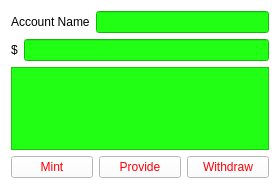
Old version of the form AccountListWidgetItem.ui in the repository LiquidityProtocol/AMM-Simulator.
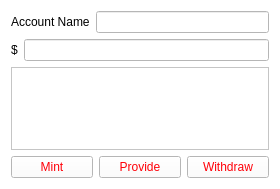
New version of the form.

```diff
--- a/AccountListWidgetItem.ui
+++ b/AccountListWidgetItem.ui
@@ -38,8 +38,8 @@
      <item>
       <widget class="QLineEdit" name="lineEdit">
        <property name="styleSheet">
-        <string notr="true">background-color: rgb(32, 255, 20);
-color: rgb(255, 16, 0);</string>
+        <string notr="true">background-color: rgb(255, 255, 255);
+color: rgb(50, 50, 50);</string>
        </property>
        <property name="text">
         <string/>
@@ -72,8 +72,8 @@
      <item>
       <widget class="QLineEdit" name="lineEdit_2">
        <property name="styleSheet">
-        <string notr="true">background-color: rgb(32, 255, 20);
-color: rgb(4, 13, 255);</string>
+        <string notr="true">background-color: rgb(255, 255, 255);
+color: rgb(50, 50, 50);</string>
        </property>
        <property name="text">
         <string/>
@@ -97,7 +97,7 @@
       </size>
      </property>
      <property name="styleSheet">
-      <string notr="true">background-color: rgb(32, 255, 20);</string>
+      <string notr="true">background-color: rgb(255, 255, 255);</string>
      </property>
     </widget>
    </item>
```
